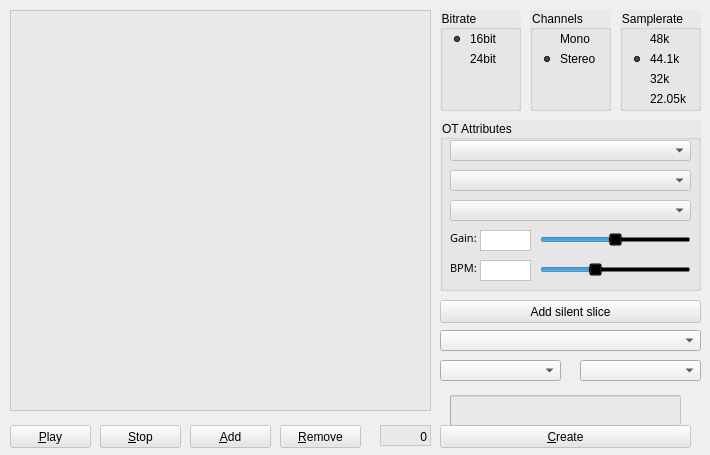
KaiDrange/OctaChainer, file tabmainwidget.ui: the form before one commit.
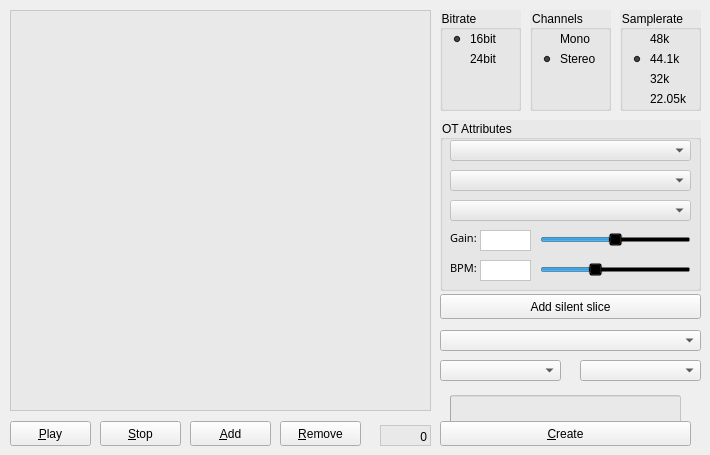
The form after the commit.

Commit message:
Remove button style sheets
This makes the standard macOS button appearance work.

Patch:
```diff
--- a/tabmainwidget.ui
+++ b/tabmainwidget.ui
@@ -17,13 +17,13 @@
    <property name="geometry">
     <rect>
      <x>440</x>
-     <y>300</y>
+     <y>294</y>
      <width>261</width>
-     <height>23</height>
+     <height>25</height>
     </rect>
    </property>
    <property name="styleSheet">
-    <string notr="true">background-color: rgba(230, 230, 230, 150);</string>
+    <string notr="true"/>
    </property>
    <property name="text">
     <string>Add silent slice</string>
@@ -445,13 +445,13 @@
    <property name="geometry">
     <rect>
      <x>440</x>
-     <y>425</y>
+     <y>421</y>
      <width>251</width>
-     <height>23</height>
+     <height>25</height>
     </rect>
    </property>
    <property name="styleSheet">
-    <string notr="true">background-color: rgba(230, 230, 230, 150);</string>
+    <string notr="true"/>
    </property>
    <property name="text">
     <string>&amp;Create</string>
@@ -474,13 +474,13 @@
    <property name="geometry">
     <rect>
      <x>280</x>
-     <y>425</y>
+     <y>421</y>
      <width>81</width>
-     <height>23</height>
+     <height>25</height>
     </rect>
    </property>
    <property name="styleSheet">
-    <string notr="true">background-color: rgba(230, 230, 230, 150);</string>
+    <string notr="true"/>
    </property>
    <property name="text">
     <string>&amp;Remove</string>
@@ -506,13 +506,13 @@
    <property name="geometry">
     <rect>
      <x>190</x>
-     <y>425</y>
+     <y>421</y>
      <width>81</width>
-     <height>23</height>
+     <height>25</height>
     </rect>
    </property>
    <property name="styleSheet">
-    <string notr="true">background-color: rgba(230, 230, 230, 150);</string>
+    <string notr="true"/>
    </property>
    <property name="text">
     <string>&amp;Add</string>
@@ -525,13 +525,13 @@
    <property name="geometry">
     <rect>
      <x>10</x>
-     <y>425</y>
+     <y>421</y>
      <width>81</width>
-     <height>23</height>
+     <height>25</height>
     </rect>
    </property>
    <property name="styleSheet">
-    <string notr="true">background-color: rgba(230, 230, 230, 150);</string>
+    <string notr="true"/>
    </property>
    <property name="text">
     <string>&amp;Play</string>
@@ -544,13 +544,13 @@
    <property name="geometry">
     <rect>
      <x>100</x>
-     <y>425</y>
+     <y>421</y>
      <width>81</width>
-     <height>23</height>
+     <height>25</height>
     </rect>
    </property>
    <property name="styleSheet">
-    <string notr="true">background-color: rgba(230, 230, 230, 150);</string>
+    <string notr="true"/>
    </property>
    <property name="text">
     <string>&amp;Stop</string>
```
The commit also changes 3 other files.
